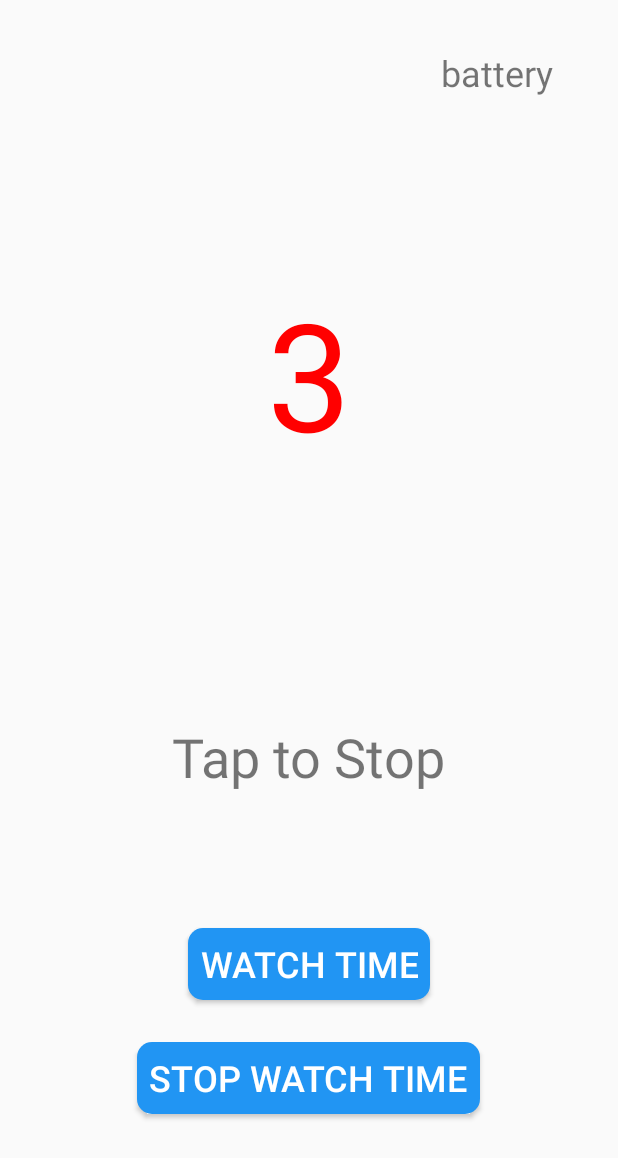
After one commit to hwu63/NUMAD20S-HuiyunWu, an Android app: the FindPrimes screen opened directly, with no data from a screen before it, on a phone screen of 412 x 824 dp. The commit adds this screen. Shown: the top 1158 px of the screen. Run offline under Robolectric (Android 15) with nearby library versions, the phone set to English and light mode, and no system bars.

Commit message:
Find Primes

```diff
--- a/app/build.gradle
+++ b/app/build.gradle
@@ -6,8 +6,8 @@ android {
         applicationId "whyellow.tk.numad20s_huiyunwu"
         minSdkVersion 26
         targetSdkVersion 28
-        versionCode 3
-        versionName "2.0"
+        versionCode 4
+        versionName "3.0"
         testInstrumentationRunner "androidx.test.runner.AndroidJUnitRunner"
     }
     buildTypes {
@@ -23,6 +23,7 @@ dependencies {
     implementation 'androidx.appcompat:appcompat:1.0.2'
     implementation 'androidx.constraintlayout:constraintlayout:1.1.3'
     implementation 'androidx.legacy:legacy-support-v4:1.0.0'
+    implementation 'com.android.support:support-compat:28.0.0'
     testImplementation 'junit:junit:4.12'
     androidTestImplementation 'androidx.test.ext:junit:1.1.0'
     androidTestImplementation 'androidx.test.espresso:espresso-core:3.1.1'
--- /dev/null
+++ b/app/src/main/java/whyellow/tk/numad20s_huiyunwu/FindPrimes.java
@@ -0,0 +1,147 @@
+package whyellow.tk.numad20s_huiyunwu;
+
+import android.app.NotificationChannel;
+import android.app.NotificationManager;
+import android.content.BroadcastReceiver;
+import android.content.Context;
+import android.content.Intent;
+import android.content.IntentFilter;
+import android.graphics.Color;
+import android.os.BatteryManager;
+import android.os.Build;
+import android.os.Bundle;
+import android.os.Handler;
+import android.os.PowerManager;
+import android.view.View;
+import android.view.WindowManager;
+import android.widget.Button;
+import android.widget.TextView;
+
+import java.util.Calendar;
+import java.util.Date;
+
+import androidx.appcompat.app.AppCompatActivity;
+import androidx.core.app.NotificationCompat;
+import androidx.core.app.NotificationManagerCompat;
+
+public class FindPrimes extends AppCompatActivity {
+
+    @Override
+    protected void onCreate(Bundle savedInstanceState) {
+        super.onCreate(savedInstanceState);
+        setContentView(R.layout.activity_find_primes);
+
+        final Handler handler = new Handler();
+        final Runnable runnable = new Runnable() {
+            int count = 2;
+
+            @Override
+            public void run() {
+                TextView counter = findViewById(R.id.counter);
+
+                if (isPrime(count)){counter.setTextColor(Color.RED);}
+                else {counter.setTextColor(Color.DKGRAY);}
+                counter.setText(String.valueOf(count));
+                count++;
+
+                handler.postDelayed(this, 1500);
+            }
+
+            private boolean isPrime(int num){
+                for (int i = 2; i <= num/2; i++){
+                    if (num % i == 0){
+                        return false;
+                    }
+                }
+                return true;
+            }
+        };
+        handler.post(runnable);
+
+        View coverview = findViewById(R.id.coverview_fp);
+        coverview.setOnClickListener(new View.OnClickListener() {
+            @Override
+            public void onClick(View view) {
+                handler.removeCallbacks(runnable);
+            }
+        });
+
+        Button watchTime = findViewById(R.id.watchTime);
+
+        watchTime.setOnClickListener(new View.OnClickListener() {
+            @Override
+            public void onClick(View view) {
+                startRepeat();
+                }
+        });
+
+        Button stopTime = findViewById(R.id.stopTime);
+        stopTime.setOnClickListener(new View.OnClickListener() {
+            @Override
+            public void onClick(View view) {
+               stopRepeat();
+            }
+        });
+
+
+        BroadcastReceiver receiver = new BroadcastReceiver() {
+            public void onReceive(Context context, Intent intent) {
+                TextView powerOrBattery = findViewById(R.id.powerOrBattery);
+                int plugged = intent.getIntExtra(BatteryManager.EXTRA_PLUGGED, -1);
+                if (plugged == BatteryManager.BATTERY_PLUGGED_AC || plugged == BatteryManager.BATTERY_PLUGGED_USB) {
+                    powerOrBattery.setText("POWER!!!");
+                } else {
+                    powerOrBattery.setText("battery");
+                }
+            }
+        };
+        IntentFilter filter = new IntentFilter(Intent.ACTION_BATTERY_CHANGED);
+        registerReceiver(receiver, filter);
+
+}
+    NotificationManagerCompat notificationManagerCompat;
+    private void createNotification() {
+        String CHANNEL_ID = "MyChannel";
+        if (Build.VERSION.SDK_INT >= Build.VERSION_CODES.O) {
+            int importance = NotificationManager.IMPORTANCE_HIGH;
+            NotificationChannel channel = new NotificationChannel(CHANNEL_ID, "Channel", importance);
+            NotificationManager notificationManager = getSystemService(NotificationManager.class);
+            notificationManager.createNotificationChannel(channel);
+        }
+        Calendar c = Calendar.getInstance();
+        Date time = c.getTime();
+        int hour = c.get(Calendar.HOUR_OF_DAY);
+        int minute = c.get(Calendar.MINUTE);
+
+        NotificationCompat.Builder builder = new NotificationCompat.Builder(this, CHANNEL_ID)
+                .setSmallIcon(R.mipmap.my_ic_launcher)
+                .setContentTitle("It's "+ hour +":"+ minute +" NOW")
+                .setContentText(String.valueOf(time))
+                .setPriority(NotificationCompat.PRIORITY_MAX);
+
+        notificationManagerCompat = NotificationManagerCompat.from(this);
+        notificationManagerCompat.notify(0, builder.build());
+
+        PowerManager pm = (PowerManager) getSystemService(Context.POWER_SERVICE);
+        PowerManager.WakeLock wl = pm.newWakeLock(WindowManager.LayoutParams.FLAG_KEEP_SCREEN_ON | PowerManager.ACQUIRE_CAUSES_WAKEUP, "myApp:notificationLock");
+            wl.acquire();
+    }
+
+    final Handler handler_t = new Handler();
+    Runnable runnable_t;
+
+    private void startRepeat(){
+        runnable_t = new Runnable(){
+            public void run(){
+                createNotification();
+                handler_t.postDelayed(this, 10000);
+            }
+        };
+        handler_t.post(runnable_t);
+    }
+
+    private void stopRepeat(){
+        handler_t.removeCallbacks(runnable_t);
+        notificationManagerCompat.cancelAll();
+    }
+}
--- /dev/null
+++ b/app/src/main/res/layout/activity_find_primes.xml
@@ -0,0 +1,74 @@
+<?xml version="1.0" encoding="utf-8"?>
+<RelativeLayout xmlns:android="http://schemas.android.com/apk/res/android"
+    android:layout_width="match_parent"
+    android:layout_height="match_parent">
+
+    <Button
+        android:id="@+id/watchTime"
+        android:layout_width="wrap_content"
+        android:layout_height="wrap_content"
+        android:layout_alignParentStart="false"
+        android:layout_alignParentBottom="true"
+        android:layout_centerHorizontal="true"
+        android:layout_marginBottom="157dp"
+        android:background="@drawable/round_button"
+        android:paddingHorizontal="8sp"
+        android:text="@string/watch_time"
+        android:textColor="@drawable/button_text_color"
+        android:textSize="24sp" />
+
+    <Button
+        android:id="@+id/stopTime"
+        android:layout_width="wrap_content"
+        android:layout_height="wrap_content"
+        android:layout_alignParentStart="false"
+        android:layout_alignParentBottom="true"
+        android:layout_centerHorizontal="true"
+        android:layout_marginBottom="81dp"
+        android:background="@drawable/round_button"
+        android:paddingHorizontal="8sp"
+        android:text="@string/stopTime"
+        android:textColor="@drawable/button_text_color"
+        android:textSize="24sp" />
+
+    <TextView
+        android:id="@+id/stopHint"
+        android:layout_width="wrap_content"
+        android:layout_height="wrap_content"
+        android:layout_alignParentBottom="true"
+        android:layout_centerHorizontal="true"
+        android:layout_marginBottom="295dp"
+        android:text="@string/stop_hint"
+        android:textSize="36sp" />
+
+    <TextView
+        android:id="@+id/counter"
+        android:layout_width="match_parent"
+        android:layout_height="119dp"
+        android:layout_alignParentTop="true"
+        android:layout_centerHorizontal="true"
+        android:layout_marginTop="182dp"
+        android:gravity="center"
+        android:text="@string/number2"
+        android:textColor="@android:color/holo_red_light"
+        android:textSize="100sp" />
+
+    <View
+        android:id="@+id/coverview_fp"
+        android:layout_width="match_parent"
+        android:layout_height="match_parent"
+        android:layout_alignParentStart="true"
+        android:layout_alignParentTop="true" />
+
+    <TextView
+        android:id="@+id/powerOrBattery"
+        android:layout_width="wrap_content"
+        android:layout_height="wrap_content"
+        android:layout_alignParentStart="true"
+        android:layout_alignParentTop="true"
+        android:layout_marginStart="294dp"
+        android:layout_marginTop="32dp"
+        android:text="@string/powerOrBattery"
+        android:textSize="24sp" />
+
+</RelativeLayout>
--- a/app/src/main/res/values/strings.xml
+++ b/app/src/main/res/values/strings.xml
@@ -20,4 +20,10 @@
     <string name="example_url">https://google.com</string>
     <string name="url_warning">URL Required!</string>
     <string name="empty_warning">Your List is Empty!</string>
+    <string name="find_primes">Find Primes</string>
+    <string name="number2">2</string>
+    <string name="stop_hint">Tap to Stop</string>
+    <string name="powerOrBattery">battery</string>
+    <string name="watch_time">WATCH TIME</string>
+    <string name="stopTime">STOP WATCH TIME</string>
 </resources>
```
Also changed, not shown: app/src/main/AndroidManifest.xml (+9 -1 lines), app/src/main/java/whyellow/tk/numad20s_huiyunwu/MainActivity.java (+9 -0 lines), app/src/main/java/whyellow/tk/numad20s_huiyunwu/SplashActivity.java (+3 -8 lines), app/src/main/res/layout/activity_main.xml (+14 -1 lines).
